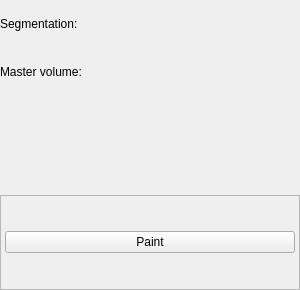
Before: the Qt Designer form Segmentations/Widgets/Resources/UI/qMRMLSegmentEditorWidget.ui in nagyistge/slicerrt, drawn with Qt 5.
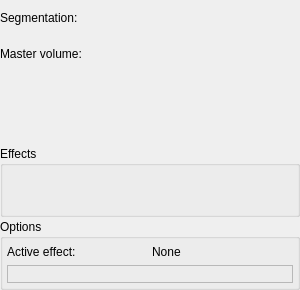
After: the same form once the commit is applied. Custom widgets are drawn as their Qt base class.

Commit message: Re #757: Added effect plugin mechanism to segment editor

Patch:
```diff
--- a/Segmentations/Widgets/Resources/UI/qMRMLSegmentEditorWidget.ui
+++ b/Segmentations/Widgets/Resources/UI/qMRMLSegmentEditorWidget.ui
@@ -66,24 +66,45 @@
     <widget class="qMRMLSegmentsTableView" name="SegmentsTableView"/>
    </item>
    <item>
-    <widget class="QFrame" name="EffectsFrame">
-     <property name="frameShape">
-      <enum>QFrame::StyledPanel</enum>
+    <widget class="QGroupBox" name="EffectsGroupBox">
+     <property name="title">
+      <string>Effects</string>
      </property>
-     <property name="frameShadow">
-      <enum>QFrame::Raised</enum>
+    </widget>
+   </item>
+   <item>
+    <widget class="QGroupBox" name="OptionsGroupBox">
+     <property name="title">
+      <string>Options</string>
      </property>
      <layout class="QGridLayout" name="gridLayout">
       <property name="margin">
        <number>4</number>
       </property>
+      <property name="spacing">
+       <number>4</number>
+      </property>
       <item row="0" column="0">
-       <widget class="QPushButton" name="PaintButton">
+       <widget class="QLabel" name="label_3">
         <property name="text">
-         <string>Paint</string>
+         <string>Active effect:</string>
         </property>
-        <property name="checkable">
-         <bool>true</bool>
+       </widget>
+      </item>
+      <item row="0" column="1">
+       <widget class="QLabel" name="label_4">
+        <property name="text">
+         <string>None</string>
+        </property>
+       </widget>
+      </item>
+      <item row="1" column="0" colspan="2">
+       <widget class="QFrame" name="EffectOptionsFrame">
+        <property name="frameShape">
+         <enum>QFrame::StyledPanel</enum>
+        </property>
+        <property name="frameShadow">
+         <enum>QFrame::Raised</enum>
         </property>
        </widget>
       </item>
```
The commit also changes 12 other files.
